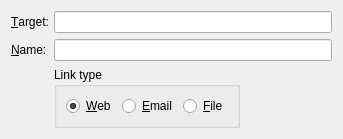
cburschka/lyx, file src/frontends/qt4/ui/HyperlinkUi.ui: the form before one commit.
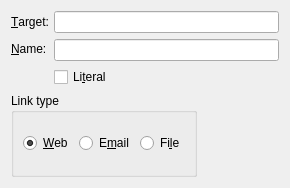
The form after the commit.

Commit message:
Extend LATEXIFY command param handling and add literal param.
File format change.

This allows for the relevant InsetCommand-based dialogs (such as
citation text before/after, Bibitem label, hyperlink name etc.)
to provide both the input of verbatim code or text that is transformed
to proper LaTeX code.

Some dialogs (Nomencl, Href) already had some methods (although they
could not be toggled), which are now centralized and streamlined.

The initial work of this patch has been done by Georg Baum (see
http://www.lyx.org/trac/attachment/ticket/2751/x.diff)

Fixes: #2751, #8227.

```diff
--- a/src/frontends/qt4/ui/HyperlinkUi.ui
+++ b/src/frontends/qt4/ui/HyperlinkUi.ui
@@ -5,15 +5,19 @@
    <rect>
     <x>0</x>
     <y>0</y>
-    <width>343</width>
-    <height>130</height>
+    <width>290</width>
+    <height>188</height>
    </rect>
   </property>
   <property name="windowTitle">
    <string/>
   </property>
   <layout class="QGridLayout" name="gridLayout">
-   <item row="0" column="0">
+   <item row="0" column="0" colspan="2">
+    <layout class="QHBoxLayout" name="horizontalLayout_2">
+     <item>
+      <layout class="QVBoxLayout" name="verticalLayout_2">
+       <item>
     <widget class="QLabel" name="targetLA">
      <property name="toolTip">
       <string>URL</string>
@@ -26,14 +30,7 @@
      </property>
     </widget>
    </item>
-   <item row="0" column="1" colspan="2">
-    <widget class="QLineEdit" name="targetED">
-     <property name="toolTip">
-      <string>URL</string>
-     </property>
-    </widget>
-   </item>
-   <item row="1" column="0">
+       <item>
     <widget class="QLabel" name="nameLA">
      <property name="toolTip">
       <string>Name associated with the URL</string>
@@ -46,14 +43,63 @@
      </property>
     </widget>
    </item>
-   <item row="1" column="1" colspan="2">
+       <item>
+        <widget class="QLabel" name="label">
+         <property name="text">
+          <string/>
+         </property>
+        </widget>
+       </item>
+      </layout>
+     </item>
+     <item>
+      <layout class="QVBoxLayout" name="verticalLayout">
+       <item>
+        <widget class="QLineEdit" name="targetED">
+         <property name="toolTip">
+          <string>URL</string>
+         </property>
+        </widget>
+       </item>
+       <item>
     <widget class="QLineEdit" name="nameED">
      <property name="toolTip">
       <string>Name associated with the URL</string>
      </property>
     </widget>
    </item>
-   <item row="2" column="1">
+       <item>
+        <layout class="QHBoxLayout" name="horizontalLayout">
+         <item>
+          <widget class="QCheckBox" name="literalCB">
+           <property name="toolTip">
+            <string>Pass content of the `Name' field literally to LaTeX. Check this if you want to enter LaTeX code.</string>
+           </property>
+           <property name="text">
+            <string>Li&amp;teral</string>
+           </property>
+          </widget>
+         </item>
+         <item>
+          <spacer name="horizontalSpacer_2">
+           <property name="orientation">
+            <enum>Qt::Horizontal</enum>
+           </property>
+           <property name="sizeHint" stdset="0">
+            <size>
+             <width>40</width>
+             <height>20</height>
+            </size>
+           </property>
+          </spacer>
+         </item>
+        </layout>
+       </item>
+      </layout>
+     </item>
+    </layout>
+   </item>
+   <item row="1" column="0">
     <widget class="QGroupBox" name="typeGB">
      <property name="toolTip">
       <string>Specify the link target</string>
@@ -87,7 +133,7 @@
          <string>Link to an email address</string>
         </property>
         <property name="text">
-         <string>&amp;Email</string>
+         <string>E&amp;mail</string>
         </property>
        </widget>
       </item>
@@ -97,14 +143,14 @@
          <string>Link to a file</string>
         </property>
         <property name="text">
-         <string>&amp;File</string>
+         <string>Fi&amp;le</string>
         </property>
        </widget>
       </item>
      </layout>
     </widget>
    </item>
-   <item row="2" column="2">
+   <item row="1" column="1">
     <spacer name="horizontalSpacer">
      <property name="orientation">
       <enum>Qt::Horizontal</enum>
```
Left out of the diff: 12 changed lines with no effect on the pictures. Lines whose indentation alone changed are shown as unchanged. The commit also changes 24 other files.
